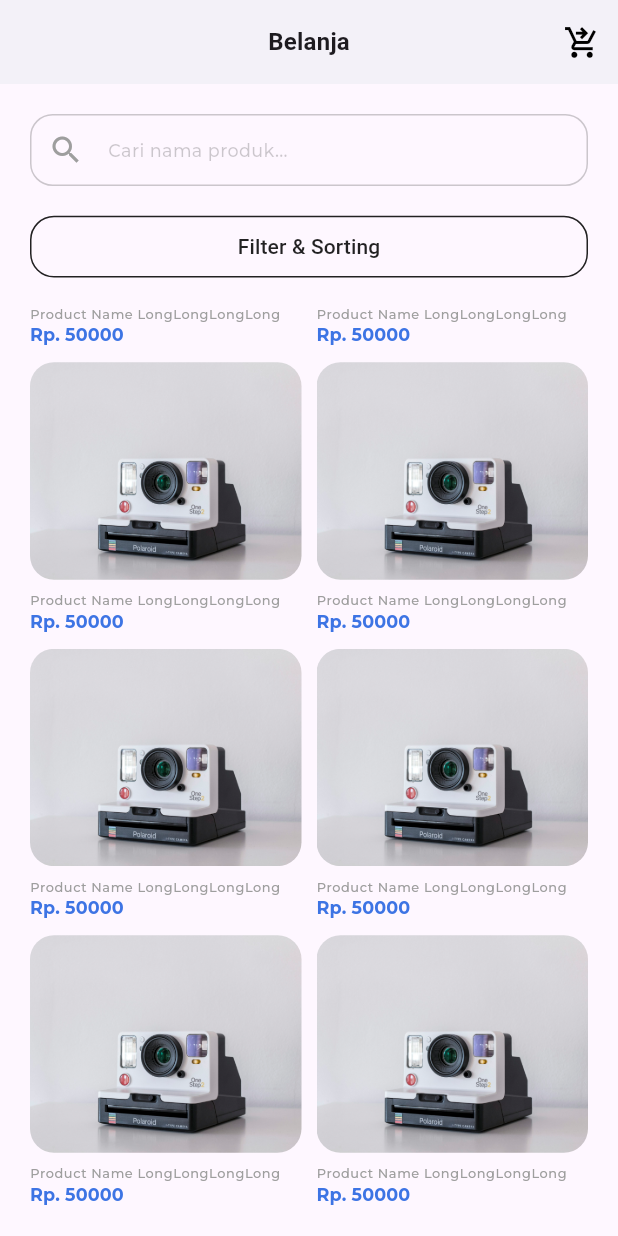
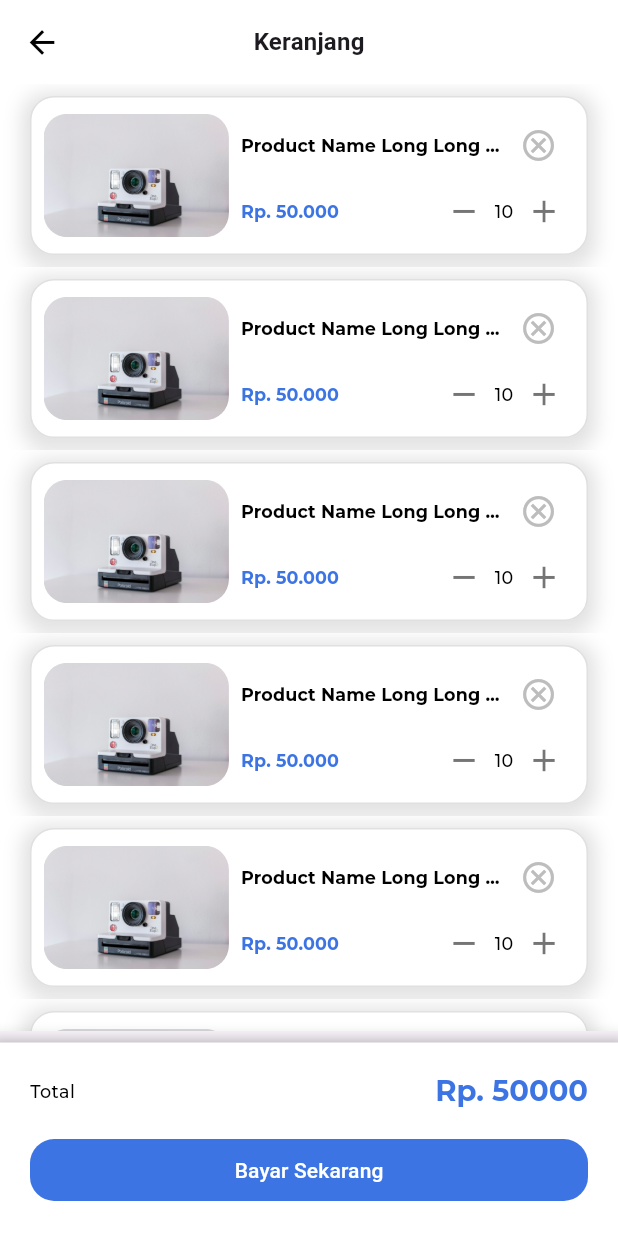
Before and after one commit to alfinosuroso/ecommerce-sqflite, a Flutter app: the screen it shows after launch, scrolled down 345 dp, after a tap on the "shopping cart checkout" icon, on a phone screen of 412 x 824 dp. Run offline on Flutter 3.47's test engine with Material 3 defaults, Android fonts, the phone set to English and light mode, and no system bars; our stand-ins replace font_awesome_flutter, go_router, sizer; project files that could hold a hidden picture were left out.

Commit message:
feat: buyer detail, cart, order success, refactoring

```diff
--- a/lib/common/app_colors.dart
+++ b/lib/common/app_colors.dart
@@ -2,7 +2,7 @@ import 'dart:ui';
 
 class AppColors {
   static const primaryBlue = Color.fromARGB(255, 61, 116, 228);
-  static const lightBlue = Color.fromARGB(255, 209, 228, 243);
+  static const lightBlue = Color.fromARGB(255, 227, 238, 245);
   static const darkBlue = Color(0xFF053742);
   static const bluishBlack = Color(0xFF002336);
   static const darkGrey = Color(0xFF6B6B6B);
--- a/lib/common/app_theme_data.dart
+++ b/lib/common/app_theme_data.dart
@@ -22,10 +22,6 @@ class AppThemeData {
     };
     final MaterialColor primaryMaterialColor =
         MaterialColor(primaryColor.value, primaryColorMap);
-
-    double width = 100.w;
-
-    final bool useMobileLayout = width < 600;
 
     return ThemeData(
         fontFamily: 'Montserrat',
@@ -152,7 +148,7 @@ class AppThemeData {
           ),
           headlineSmall: TextStyle(
             fontSize: 20.sp,
-            fontWeight: FontWeight.w500,
+            fontWeight: FontWeight.w600,
             color: Colors.black,
           ),
           titleLarge: TextStyle(
--- a/lib/common/dimen.dart
+++ b/lib/common/dimen.dart
@@ -6,13 +6,15 @@ class Dimen {
   static const double pagePadding = 20.0;
   static const double screenPadding = 24.0;
   static const double textSpacing = 8.0;
-  static const double mediumSpacing = 12.0;
+  static const double mediumSpacing = 16.0;
   static const double bigSpacing = 32.0;
   static const double radius = 16.0;
   static const double mediumRadius = 25.0;
 
   // Custom padding
   static EdgeInsets defaultPadding = const EdgeInsets.all(pagePadding);
+  static EdgeInsets smallPadding = const EdgeInsets.all(textSpacing);
+  static EdgeInsets defaultMargin = const EdgeInsets.symmetric(horizontal: pagePadding, vertical: textSpacing);
   static EdgeInsets horizontalPadding = const EdgeInsets.symmetric(horizontal: screenPadding);
   static EdgeInsets verticalPaddingMedium = const EdgeInsets.symmetric(vertical: screenPadding);
   static EdgeInsets verticalPaddingSmall = const EdgeInsets.symmetric(vertical: textSpacing);
--- a/lib/main.dart
+++ b/lib/main.dart
@@ -1,12 +1,7 @@
 import 'package:ecommerce_sqflite/common/app_theme_data.dart';
-import 'package:ecommerce_sqflite/screens/buyer/buyer_product_detail_screen.dart';
-import 'package:ecommerce_sqflite/screens/buyer/buyer_product_list_screen.dart';
-import 'package:ecommerce_sqflite/screens/home_screen.dart';
-import 'package:ecommerce_sqflite/screens/sign_in_screen.dart';
-import 'package:ecommerce_sqflite/screens/sign_up_screen.dart';
+import 'package:ecommerce_sqflite/router/AppRouter.dart';
 import 'package:flutter/material.dart';
 import 'package:sizer/sizer.dart';
-import 'package:go_router/go_router.dart';
 
 void main() {
   runApp(const MyApp());
@@ -17,41 +12,15 @@ class MyApp extends StatelessWidget {
 
   @override
   Widget build(BuildContext context) {
-    final _router = GoRouter(initialLocation: "/", routes: [
-      GoRoute(
-        name: "home",
-        path: "/",
-        builder: (context, state) => const HomeScreen(),
-      ),
-      GoRoute(
-          name: "product",
-          path: "/product-buyer",
-          builder: (context, state) => const BuyerProductListScreen(),
-          routes: [
-            GoRoute(
-              name: "details",
-              path: "details",
-              builder: (context, state) => const BuyerProductDetailScreen(),
-            )
-          ]),
-      GoRoute(
-        name: "signup",
-        path: "/signup",
-        builder: (context, state) => const SignUpScreen(),
-      ),
-      GoRoute(
-        name: "signin",
-        path: "/signin",
-        builder: (context, state) => const SignInScreen(),
-      ),
-    ]);
     return Sizer(
       builder: (context, orientation, DeviceType) {
         return MaterialApp.router(
           title: 'Ecommerce Sqflite',
           debugShowCheckedModeBanner: false,
           theme: AppThemeData.getTheme(context),
-          routerConfig: _router,
+          routerDelegate: AppRouter().router.routerDelegate,
+          routeInformationProvider: AppRouter().router.routeInformationProvider,
+          routeInformationParser: AppRouter().router.routeInformationParser,
         );
       },
     );
--- /dev/null
+++ b/lib/router/AppRouter.dart
@@ -0,0 +1,53 @@
+import 'package:ecommerce_sqflite/screens/buyer/order_success_screen.dart';
+import 'package:go_router/go_router.dart';
+import 'package:ecommerce_sqflite/screens/buyer/buyer_product_detail_screen.dart';
+import 'package:ecommerce_sqflite/screens/buyer/buyer_product_list_screen.dart';
+import 'package:ecommerce_sqflite/screens/buyer/cart_screen.dart';
+import 'package:ecommerce_sqflite/screens/home_screen.dart';
+import 'package:ecommerce_sqflite/screens/sign_in_screen.dart';
+import 'package:ecommerce_sqflite/screens/sign_up_screen.dart';
+
+class AppRouter {
+  static final GoRouter _router = GoRouter(
+    routes: [
+      GoRoute(
+        name: "home",
+        path: "/",
+        builder: (context, state) => const HomeScreen(),
+      ),
+      GoRoute(
+          name: "product",
+          path: "/product-buyer",
+          builder: (context, state) => const BuyerProductListScreen(),
+          routes: [
+            GoRoute(
+              name: "details",
+              path: "details",
+              builder: (context, state) => const BuyerProductDetailScreen(),
+            ),
+            GoRoute(
+              name: "cart",
+              path: "cart",
+              builder: (context, state) => const CartScreen(),
+            ),
+            GoRoute(
+              name: "order-success",
+              path: "order-success",
+              builder: (context, state) => const OrderSuccessScreen(),
+            ),
+          ]),
+      GoRoute(
+        name: "signup",
+        path: "/signup",
+        builder: (context, state) => const SignUpScreen(),
+      ),
+      GoRoute(
+        name: "signin",
+        path: "/signin",
+        builder: (context, state) => const SignInScreen(),
+      ),
+    ],
+  );
+
+  GoRouter get router => _router;
+}
--- a/lib/screens/buyer/buyer_product_list_screen.dart
+++ b/lib/screens/buyer/buyer_product_list_screen.dart
@@ -18,7 +18,7 @@ class _BuyerProductListScreenState extends State<BuyerProductListScreen> {
   @override
   Widget build(BuildContext context) {
     return Scaffold(
-      appBar: _buildAppBar(),
+      appBar: _buildAppBar(context),
       body: _buildBody(context),
     );
   }
@@ -94,12 +94,14 @@ class _BuyerProductListScreenState extends State<BuyerProductListScreen> {
     );
   }
 
-  AppBar _buildAppBar() {
+  AppBar _buildAppBar(BuildContext context) {
     return AppBar(
       title: const Text("Belanja"),
       actions: [
         IconButton(
-          onPressed: () {},
+          onPressed: () {
+            context.go("/product-buyer/cart");
+          },
           icon: const Icon(Icons.shopping_cart_checkout),
         )
       ],
--- /dev/null
+++ b/lib/screens/buyer/cart_screen.dart
@@ -0,0 +1,210 @@
+import 'package:ecommerce_sqflite/common/app_colors.dart';
+import 'package:ecommerce_sqflite/common/app_theme_data.dart';
+import 'package:ecommerce_sqflite/common/dimen.dart';
+import 'package:flutter/material.dart';
+import 'package:font_awesome_flutter/font_awesome_flutter.dart';
+import 'package:sizer/sizer.dart';
+import 'package:go_router/go_router.dart';
+
+class CartScreen extends StatefulWidget {
+  const CartScreen({super.key});
+
+  @override
+  State<CartScreen> createState() => _CartScreenState();
+}
+
+class _CartScreenState extends State<CartScreen> {
+  int _totalCart = 10;
+  @override
+  Widget build(BuildContext context) {
+    return Scaffold(
+      appBar: _buildAppBar(),
+      body: _buildBody(context),
+    );
+  }
+
+  Widget _buildBody(BuildContext context) {
+    return _totalCart == 0
+        ? _emptyCart()
+        : Column(
+            children: [
+              _topBody(),
+              Dimen.verticalSpaceSmall,
+              _bottomBody(context),
+            ],
+          );
+  }
+
+  Widget _emptyCart() {
+    return Center(
+      child: Column(
+        mainAxisAlignment: MainAxisAlignment.center,
+        children: [
+          FaIcon(
+            FontAwesomeIcons.bagShopping,
+            size: 35.w,
+            color: AppThemeData.getTheme(context).primaryColor,
+          ),
+          Dimen.verticalSpaceMedium,
+          Text(
+            "Keranjang Kosong",
+            style: Theme.of(context).textTheme.titleLarge,
+          ),
+          Dimen.verticalSpaceMedium,
+          ElevatedButton(
+            style: ElevatedButton.styleFrom(minimumSize: Size(20.w, 5.h)),
+            onPressed: () {},
+            child: const Text("Cari Produk"),
+          ),
+          Dimen.verticalSpaceLarge,
+        ],
+      ),
+    );
+  }
+
+  Widget _bottomBody(BuildContext context) {
+    return Container(
+      decoration: BoxDecoration(color: Colors.white, boxShadow: [
+        BoxShadow(
+          color: Colors.black87.withOpacity(0.4),
+          spreadRadius: 10,
+          blurRadius: 10,
+          offset: const Offset(0, 10),
+        ),
+      ]),
+      padding: Dimen.defaultPadding,
+      child: Column(
+        children: [
+          Row(
+            mainAxisAlignment: MainAxisAlignment.spaceBetween,
+            children: [
+              Text(
+                "Total",
+                style: Theme.of(context).textTheme.bodyMedium,
+              ),
+              Text(
+                "Rp. 50000",
+                style: Theme.of(context).textTheme.titleLarge?.copyWith(
+                    color: AppThemeData.getTheme(context).primaryColor),
+              ),
+            ],
+          ),
+          Dimen.verticalSpaceMedium,
+          ElevatedButton(
+            onPressed: () {
+              context.go("/product-buyer/order-success");
+            },
+            child: const Text("Bayar Sekarang"),
+          ),
+        ],
+      ),
+    );
+  }
+
+  Expanded _topBody() {
+    return Expanded(
+      child: ListView.builder(
+        itemCount: _totalCart,
+        itemBuilder: (context, index) {
+          return _buildCartItem(context);
+        },
+      ),
+    );
+  }
+
+  Widget _buildCartItem(BuildContext context) {
+    return Material(
+      child: Container(
+        decoration: BoxDecoration(
+          color: Colors.white,
+          borderRadius: BorderRadius.circular(Dimen.radius),
+          border: Border.all(color: Colors.black12),
+          boxShadow: [
+            BoxShadow(
+              color: AppColors.darkGrey.withOpacity(0.2),
+              spreadRadius: 5,
+              blurRadius: 10,
+              offset: const Offset(0, 3),
+            ),
+          ],
+        ),
+        padding: Dimen.smallPadding,
+        margin: Dimen.defaultMargin,
+        child: Row(
+          children: [
+            ClipRRect(
+              borderRadius: BorderRadius.circular(Dimen.radius),
+              child: Image.asset(
+                "assets/images/sample-1.jpeg",
+                fit: BoxFit.contain,
+                width: 30.w,
+              ),
+            ),
+            Dimen.horizontalSpaceSmall,
+            Expanded(
+              child: Column(
+                mainAxisAlignment: MainAxisAlignment.spaceBetween,
+                crossAxisAlignment: CrossAxisAlignment.start,
+                children: [
+                  Row(
+                    children: [
+                      Expanded(
+                        child: Text(
+                          "Product Name Long Long LongLongLongLongLongLong",
+                          style: Theme.of(context).textTheme.labelLarge,
+                          overflow: TextOverflow.ellipsis,
+                          maxLines: 1,
+                        ),
+                      ),
+                      IconButton(
+                        onPressed: () {},
+                        icon: Icon(
+                          Icons.cancel_outlined,
+                          color: Colors.grey[400],
+                        ),
+                      ),
+                    ],
+                  ),
+                  Row(
+                    children: [
+                      Expanded(
+                        child: Text(
+                          "Rp. 50.000",
+                          style: Theme.of(context)
+                              .textTheme
+                              .labelLarge
+                              ?.copyWith(
+                                  color: AppThemeData.getTheme(context)
+                                      .primaryColor),
+                          overflow: TextOverflow.ellipsis,
+                          maxLines: 1,
+                        ),
+                      ),
+                      IconButton(
+                        visualDensity: VisualDensity.compact,
+                        onPressed: () {},
+                        icon: const Icon(Icons.remove),
+                        color: Colors.black54,
+                      ),
+                      const Text("10"),
+                      IconButton(
+                          visualDensity: VisualDensity.compact,
+                          onPressed: () {},
+                          icon: const Icon(Icons.add, color: Colors.black54)),
+                    ],
+                  ),
+                ],
+              ),
+            ),
+          ],
+        ),
+      ),
+    );
+  }
+
+  AppBar _buildAppBar() {
+    return AppBar(
+      title: const Text("Keranjang"),
+    );
+  }
+}
--- a/lib/screens/sign_in_screen.dart
+++ b/lib/screens/sign_in_screen.dart
@@ -1,7 +1,6 @@
 import 'package:ecommerce_sqflite/common/app_colors.dart';
 import 'package:ecommerce_sqflite/common/dimen.dart';
 import 'package:ecommerce_sqflite/common/shared_code.dart';
-import 'package:ecommerce_sqflite/widgets/custom_dropdown_text_field.dart';
 import 'package:ecommerce_sqflite/widgets/custom_text_field.dart';
 import 'package:ecommerce_sqflite/widgets/primary_text_button.dart';
 import 'package:flutter/material.dart';
@@ -15,10 +14,8 @@ class SignInScreen extends StatefulWidget {
 }
 
 class _SignInScreenState extends State<SignInScreen> {
-  final List<String> _roleList = ["Penjual", "Pembeli"];
   final TextEditingController _emailController = TextEditingController();
   final TextEditingController _passwordController = TextEditingController();
-  final TextEditingController _roleController = TextEditingController();
   final _formKey = GlobalKey<FormState>();
 
   @override
```
Also changed, not shown: lib/screens/buyer/buyer_product_detail_screen.dart (+57 -14 lines), lib/screens/buyer/order_success_screen.dart (added, +57 -0 lines), assets/images/order-success.jpg (added), lib/screens/seller/seller_product_list_screen.dart (added).
